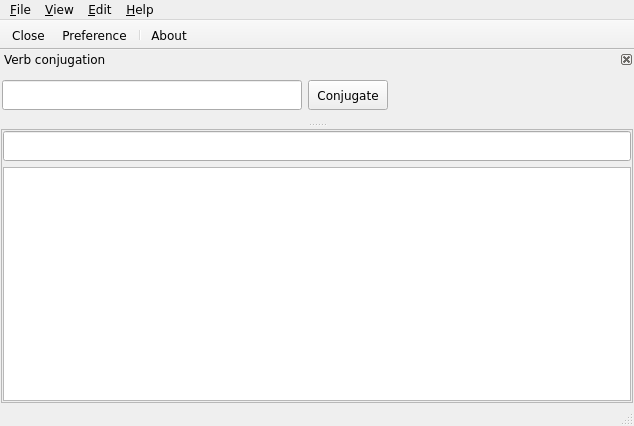
Qt form jpconj/jpconjmain.ui (anqafalak/japkatsuyou) before a commit.
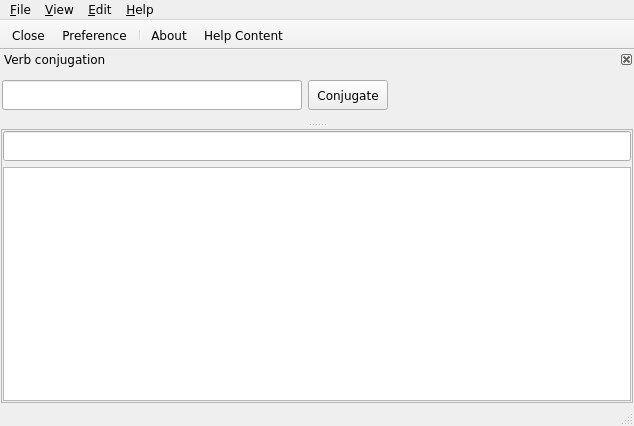
The same form after that commit. Icons and pictures are not drawn.

Commit message: add help icon to menu

The edit to the form file:
```diff
--- a/jpconj/jpconjmain.ui
+++ b/jpconj/jpconjmain.ui
@@ -184,6 +184,7 @@
    <addaction name="action_Preference"/>
    <addaction name="separator"/>
    <addaction name="action_About"/>
+   <addaction name="actionHelp_Content"/>
   </widget>
   <widget class="QStatusBar" name="statusBar"/>
   <widget class="QDockWidget" name="search">
```
Left out of the diff: 16 changed lines with no effect on the pictures. The commit also changes 1 other file.
